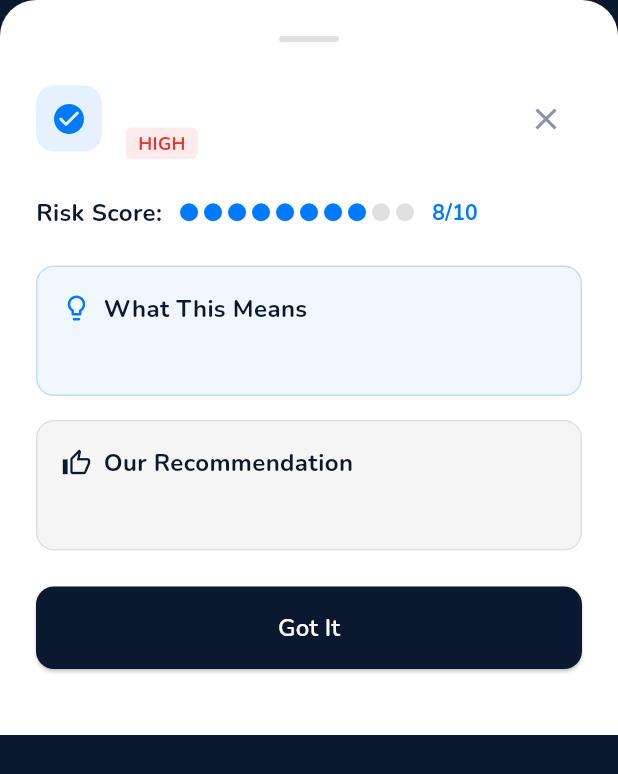
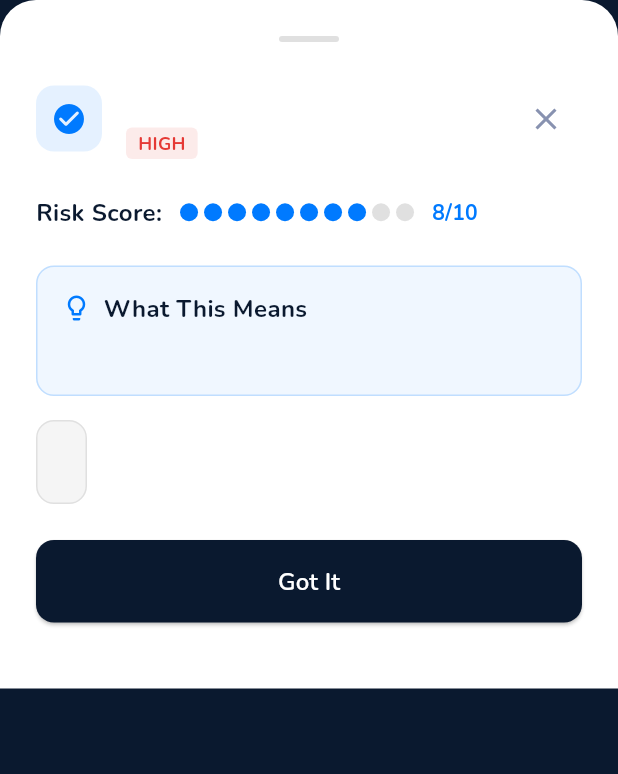
Before and after one commit to masrie03/KitaHack-2026, a Flutter app: the InsightBottomSheet widget shown alone on an empty page, opened directly with empty values, on a phone screen of 412 x 824 dp. Shown: the top 774 px of the screen. Run offline on Flutter 3.47's test engine with Material 3 defaults, Android fonts, the phone set to English and light mode, and no system bars; our stand-ins replace dio, dotted_border, file_picker, flutter_animate, google_fonts.

Commit message:
Refined frontend components for KitaHack

```diff
--- a/Frontend/lib/screens/scanner_parser_screen.dart
+++ b/Frontend/lib/screens/scanner_parser_screen.dart
@@ -100,9 +100,9 @@ class _ScannerParserScreenState extends State<ScannerParserScreen> {
                       onTap: () {},
                     ),
                   ),
-                  Visibility(
+                  const Visibility(
                     visible: false,
-                    child: const SizedBox(height: 16),
+                    child: SizedBox(height: 16),
                   ),
                   _ActionButton(
                     icon: Icons.folder_open_rounded,
--- a/Frontend/lib/widgets/insight_bottom_sheet.dart
+++ b/Frontend/lib/widgets/insight_bottom_sheet.dart
@@ -177,7 +177,7 @@ class InsightBottomSheet extends StatelessWidget {
 
           const SizedBox(height: 16),
 
-          // Our Recommendation
+          // Recommendation (heading removed)
           Container(
             padding: const EdgeInsets.all(16),
             decoration: BoxDecoration(
@@ -185,32 +185,12 @@ class InsightBottomSheet extends StatelessWidget {
               borderRadius: BorderRadius.circular(12),
               border: Border.all(color: Colors.grey[300]!),
             ),
-            child: Column(
-              crossAxisAlignment: CrossAxisAlignment.start,
-              children: [
-                Row(
-                  children: [
-                    const Icon(Icons.thumb_up_alt_outlined,
-                        size: 20, color: AppColors.primaryNavy),
-                    const SizedBox(width: 8),
-                    Text(
-                      "Our Recommendation",
-                      style: AppTextStyles.body.copyWith(
-                        color: AppColors.primaryNavy,
-                        fontWeight: FontWeight.bold,
-                      ),
-                    ),
-                  ],
-                ),
-                const SizedBox(height: 8),
-                Text(
-                  clause.recommendation,
-                  style: AppTextStyles.body.copyWith(
-                    color: AppColors.secondaryNavy,
-                    fontSize: 15,
-                  ),
-                ),
-              ],
+            child: Text(
+              clause.recommendation,
+              style: AppTextStyles.body.copyWith(
+                color: AppColors.secondaryNavy,
+                fontSize: 15,
+              ),
             ),
           ),
 
```
Also changed, not shown: Frontend/lib/screens/analysis_highlight_screen.dart (+7 -4 lines), 5 other files.
